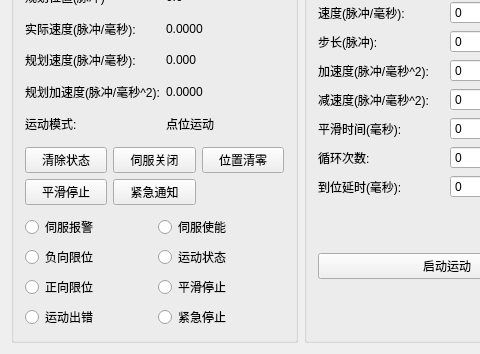
Qt form GTSController/AxisWidget.ui (whisper512/GTS) before a commit; both pictures show x 0 to 480 and y 142 to 496 of the 601 by 496 pixel window.
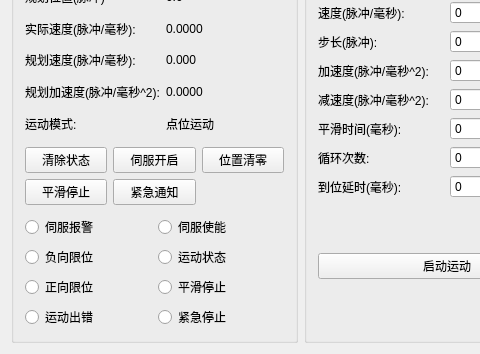
The same form after that commit.

Diff of the .ui file:
```diff
--- a/GTSController/AxisWidget.ui
+++ b/GTSController/AxisWidget.ui
@@ -145,20 +145,6 @@
         </item>
         <item>
          <layout class="QGridLayout" name="gridLayout_2">
-          <item row="0" column="0">
-           <widget class="QPushButton" name="pushButton_clearState">
-            <property name="text">
-             <string>清除状态</string>
-            </property>
-           </widget>
-          </item>
-          <item row="0" column="1">
-           <widget class="QPushButton" name="pushButton_sevorOff">
-            <property name="text">
-             <string>伺服关闭</string>
-            </property>
-           </widget>
-          </item>
           <item row="0" column="2">
            <widget class="QPushButton" name="pushButton_clearPos">
             <property name="text">
@@ -173,6 +159,20 @@
             </property>
            </widget>
           </item>
+          <item row="0" column="1">
+           <widget class="QPushButton" name="pushButton_sevorOn">
+            <property name="text">
+             <string>伺服开启</string>
+            </property>
+           </widget>
+          </item>
+          <item row="0" column="0">
+           <widget class="QPushButton" name="pushButton_clearState">
+            <property name="text">
+             <string>清除状态</string>
+            </property>
+           </widget>
+          </item>
           <item row="1" column="1">
            <widget class="QPushButton" name="pushButton_eStop">
             <property name="text">
```
